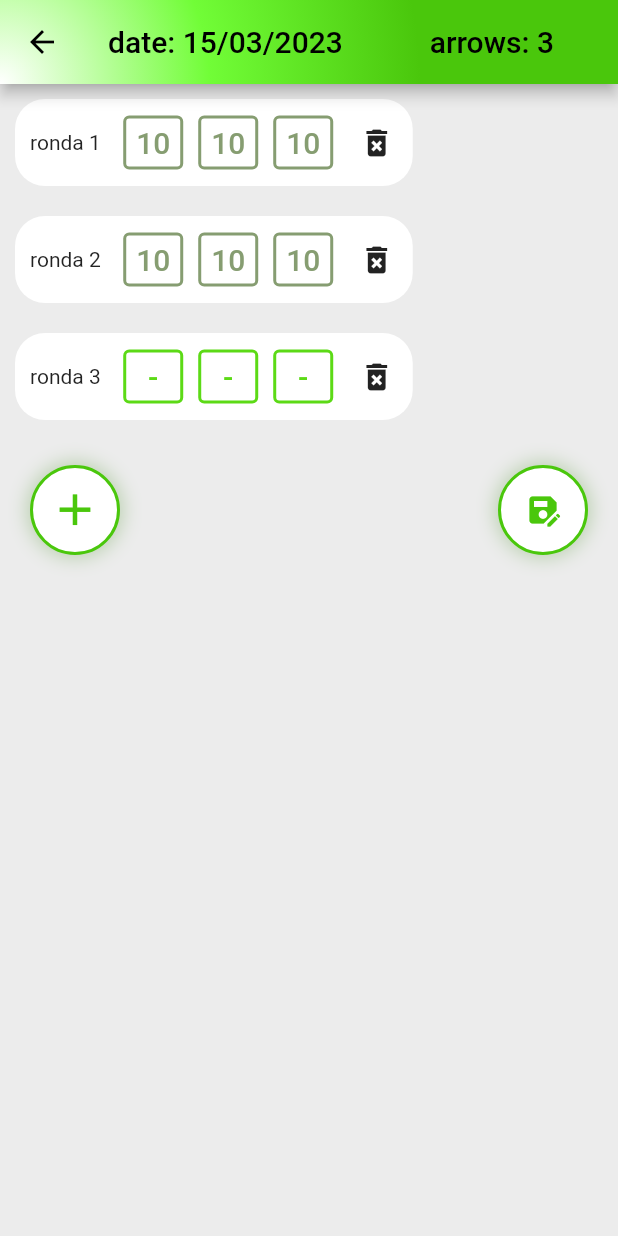
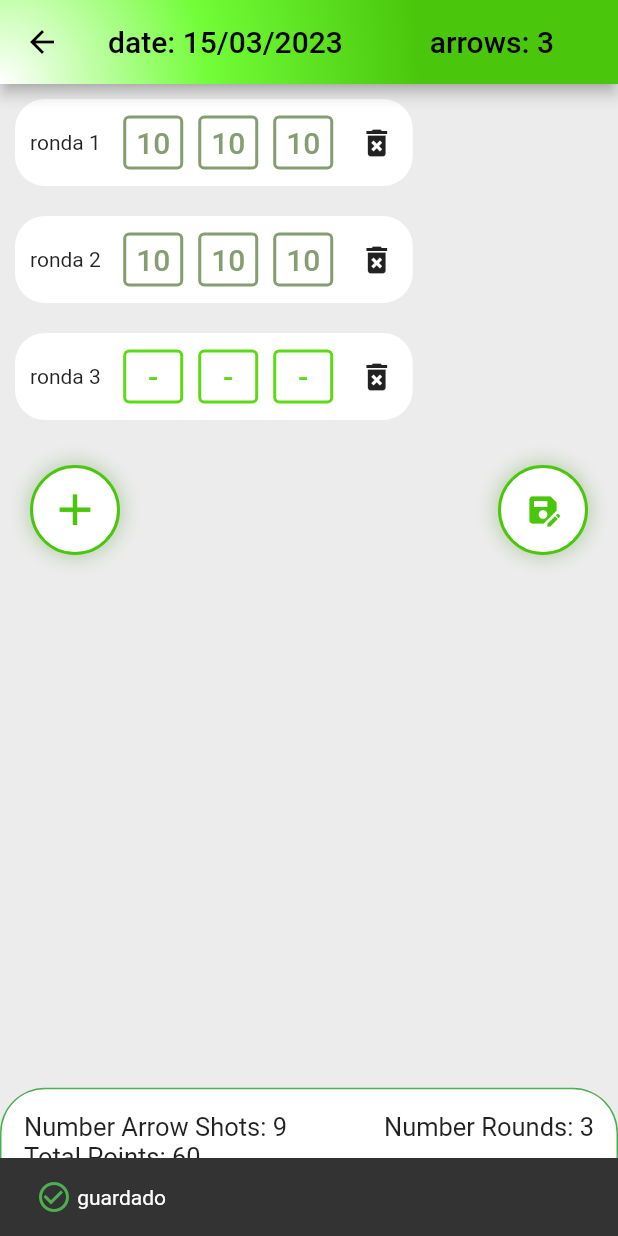
Before and after one commit to GabrielGNP/Archery-Statistics, a Flutter app: the ViewTrainingSesion screen opened directly with sample values from the repository, after a tap on the "add" icon, after a tap on the "save as" icon, on a phone screen of 412 x 824 dp. Run offline on Flutter 3.47's test engine with Material 2 defaults, Android fonts, the phone set to English and light mode, and no system bars; missing offline and left inert: dart:ffi.

Commit message:
End Aplication v.1.0

```diff
--- a/lib/DataSaves/LinkedFiles.dart
+++ b/lib/DataSaves/LinkedFiles.dart
@@ -203,7 +203,7 @@ Future<List<TrainingSesion>> readFilesInTrainingSesions() async {
     type = dataRead.replaceAll(dataRead.substring(dataRead.indexOf("¡")), "").replaceAll("type:", "");
     dataRead = dataRead.substring(dataRead.indexOf("¡")).substring(1);
 
-    rounds = int.parse(dataRead.replaceAll(dataRead.substring(dataRead.indexOf("¡")), "").replaceFirst("rounds:", ""));
+    //rounds = int.parse(dataRead.replaceAll(dataRead.substring(dataRead.indexOf("¡")), "").replaceFirst("rounds:", ""));
     dataRead = dataRead.substring(dataRead.indexOf("¡")).substring(1).replaceAll("round:", "");
     List<int> subList = <int>[];
 
--- /dev/null
+++ b/lib/MetaData.dart
@@ -0,0 +1,6 @@
+import 'package:flutter/cupertino.dart';
+
+
+
+_nothing(bool action){}
+ValueChanged<bool> reLoadStateDST = _nothing(false);
--- a/lib/main.dart
+++ b/lib/main.dart
@@ -23,11 +23,12 @@ class MyApp extends StatelessWidget {
   @override
   Widget build(BuildContext context) {
     return MaterialApp(
+      debugShowCheckedModeBanner: false,
       title: 'Flutter Demo',
       theme: ThemeData(
         primarySwatch: Colors.lightGreen,
       ),
-      home: const MyHomePage(title: 'Archery Statistics (Demo)'),
+      home: const MyHomePage(title: 'Archery Statistics'),
     );
   }
 }
--- a/lib/screens/viewTrainingSesion.dart
+++ b/lib/screens/viewTrainingSesion.dart
@@ -1,8 +1,10 @@
 import 'package:archery_statistics/DataSaves/LinkedFiles.dart';
 import 'package:archery_statistics/models/TrainingSesion.dart';
+import 'package:archery_statistics/widgets/dataSesionTraining.dart';
 import 'package:archery_statistics/widgets/scrollableWidget.dart';
 import 'package:flutter/material.dart';
 
+import '../MetaData.dart';
 import '../models/dataShotsRounds.dart';
 import '../models/widgetRound.dart';
 import '../widgets/buttonArrowHits.dart';
@@ -36,12 +38,28 @@ class _ViewTrainingSesion extends State<ViewTrainingSesion> {
 
   _ViewTrainingSesion({ required this.sesionTraining});
 
-  reloadData(){
+  reloadData() async {
     List<Widget> listRoundsAux = [];
+    showDialog(
+        context: context,
+        builder: (BuildContext context) {
+          return Center(child: CircularProgressIndicator());
+        });
+    reLoadStateDST(true);
       setState(() {
         listRounds = [];
       });
 
+
+    new Future.delayed(const Duration(milliseconds: 200), () {
+      reGenerate();
+    });
+
+  }
+
+  reGenerate(){
+
+    List<Widget> listRoundsAux = [];
     int count = 0;
     rounds.forEach((round){
       count++;
@@ -156,7 +174,7 @@ class _ViewTrainingSesion extends State<ViewTrainingSesion> {
     setState(() {
       listRounds = listRoundsAux;
     });
-
+    Navigator.pop(context);
   }
 
   loadDataInit(TrainingSesion trainingSesion) {
@@ -294,7 +312,24 @@ class _ViewTrainingSesion extends State<ViewTrainingSesion> {
     Navigator.pop(context);
   }
   saveDataValues() async {
+    try{
       await saveData("/data/user/0/com.GSmart.archery_statistics/app_flutter/infoSaves", sesionTraining);
+      reloadData();
+      _scaffoldKey.currentState?.showSnackBar(SnackBar(content: Row(
+        children: [
+          Icon(Icons.check_circle_outline, color: Colors.green,),
+          Text(" guardado"),
+        ],
+      )));
+    }catch(e){
+      print(" error en el guardado");
+      _scaffoldKey.currentState?.showSnackBar(SnackBar(content: Row(
+        children: [
+          Icon(Icons.error, color: Colors.red,),
+          Text("ERROR al guardado"),
+        ],
+      )));
+    }
   }
 
   double widthTotal = 0.0;
@@ -308,10 +343,14 @@ class _ViewTrainingSesion extends State<ViewTrainingSesion> {
   String iconButton = "-";
   int value = -1;
 
+  final _scaffoldKey = GlobalKey<ScaffoldState>();
+
   @override
   Widget build(BuildContext context) {
     // TODO: implement build
     return Scaffold(
+      key: _scaffoldKey,
+      backgroundColor: Color.fromARGB(255, 236, 236, 236),
       appBar: AppBar(
         leading: IconButton(
             icon: Icon(Icons.arrow_back),
@@ -346,15 +385,26 @@ class _ViewTrainingSesion extends State<ViewTrainingSesion> {
           ),
         ),
       ),
-      body: Container(
+      body: SingleChildScrollView(
+        scrollDirection: Axis.vertical,
+        child: Container(
           width: MediaQuery.of(context).size.width,
-        height: MediaQuery.of(context).size.height,
+          child: Column(
+            children: [
+              Container(
+                width: MediaQuery.of(context).size.width,
+                height: (MediaQuery.of(context).size.height- (MediaQuery.of(context).size.height/5)),
                 color: Color.fromARGB(255, 236, 236, 236),
                 child: SingleChildScrollView(
                   scrollDirection: Axis.vertical,
                   child: Column(
                     crossAxisAlignment: CrossAxisAlignment.start,
                     children: listRounds,
+                  ),
+                ),
+              ),
+              DataSesionTraining(widgetRounds: rounds, typeSesion: sesionTraining.type,),
+            ],
           ),
         ),
       ),
@@ -379,7 +429,7 @@ class _ViewTrainingSesion extends State<ViewTrainingSesion> {
         buttons.add(ButtonArrowHits(widgetRound: newWidgetRound, dataShotsRound: dataShot,));
       }
     });
-
+    reLoadStateDST(true);
     // agrega el botón para eliminar el row
     buttons.add(IconButton(
       icon: Icon(Icons.delete_forever), onPressed: () {
@@ -399,10 +449,13 @@ class _ViewTrainingSesion extends State<ViewTrainingSesion> {
 
         int pos = rounds.indexOf(newWidgetRound);
         print(newWidgetRound.valuesInRound);
+        print(pos);
         rounds.remove(newWidgetRound);
         print(sesionTraining.round);
 
         sesionTraining.round.removeAt(pos);
+        print(sesionTraining.round);
+        reLoadStateDST(true);
         reloadData();
       }
     },
@@ -433,8 +486,6 @@ class _ViewTrainingSesion extends State<ViewTrainingSesion> {
 
       });
 
-
-
       // agrega el botón para eliminar el row
       row.add(IconButton(
         icon: Icon(Icons.delete_forever), onPressed: () {
@@ -454,11 +505,14 @@ class _ViewTrainingSesion extends State<ViewTrainingSesion> {
 
           int pos = rounds.indexOf(round);
           print(round.valuesInRound);
+          print(pos);
           rounds.remove(round);
           print(sesionTraining.round);
 
           sesionTraining.round.removeAt(pos);
+          print(sesionTraining.round);
           reloadData();
+
         }
       },
       ));
--- a/lib/widgets/buttonArrowHits.dart
+++ b/lib/widgets/buttonArrowHits.dart
@@ -1,6 +1,7 @@
 import 'package:flutter/material.dart';
 import 'package:archery_statistics/models/dataShotsRounds.dart';
 
+import '../MetaData.dart';
 import '../models/TrainingSesion.dart';
 import '../models/widgetRound.dart';
 
@@ -49,6 +50,7 @@ class ButtonArrowHitsState extends State<ButtonArrowHits>{
 
   @override
   initState(){
+    bool disabled = widget.dataShotsRound.disabled;
     IconData iconButtonSut = Icons.circle_outlined;
     switch (value){
       case -1:
@@ -108,26 +110,12 @@ class ButtonArrowHitsState extends State<ButtonArrowHits>{
             if(disabled){
               disabled = false;
               colorSuport = Color(0xff5cda16);
-              dataShotsRounds.forEach((dataRound) {
-                dataRound.forEach((dataShot) {
-                  if(dataShot.key == widget.dataShotsRound.key){
-                    dataShot.disabled = false;
-                  }
-                });
-              });
+              widget.dataShotsRound.disabled = false;
 
             }else{
               disabled = true;
               colorSuport = Color(0xff869d71);
-              dataShotsRounds.forEach((dataRound) {
-                dataRound.forEach((dataShot) {
-                  if(dataShot.key == widget.dataShotsRound.key){
-                    print(dataRound.indexOf(dataShot));
-                    print(dataShotsRounds.indexOf(dataRound));
-                    dataShot.disabled = true;
-                  }
-                });
-              });
+              widget.dataShotsRound.disabled = true;
             }
             setState(() {
               colorText = colorSuport;
@@ -164,7 +152,7 @@ class ButtonArrowHitsState extends State<ButtonArrowHits>{
               print("value: ${value}");
               print("widget.dataShotsRound.value: ${widget.dataShotsRound.value}");
               print("widget.widgetRound.valuesInRound: ${widget.widgetRound.valuesInRound}");
-
+              reLoadStateDST(true);
               setState(() {
                 iconButton = iconButtonSut;
               });
--- a/lib/widgets/buttonArrowPoints.dart
+++ b/lib/widgets/buttonArrowPoints.dart
@@ -1,6 +1,8 @@
 import 'package:flutter/material.dart';
 import 'package:archery_statistics/models/dataShotsRounds.dart';
 import 'package:archery_statistics/models/widgetRound.dart';
+
+import '../MetaData.dart';
 
 
 class ButtonArrowPoints extends StatefulWidget{
@@ -29,6 +31,7 @@ class ButtonArrowPointsState extends State<ButtonArrowPoints>{
 
   @override
   void initState() {
+    bool disabled = widget.dataShotsRound.disabled;
     String textbuttonSup = "-";
     switch (value)
     {
@@ -180,7 +183,7 @@ class ButtonArrowPointsState extends State<ButtonArrowPoints>{
               print("value: ${value}");
               print("widget.dataShotsRound.value: ${widget.dataShotsRound.value}");
               print("widget.widgetRound.valuesInRound: ${widget.widgetRound.valuesInRound}");
-
+              reLoadStateDST(true);
               setState(() {
                 textbutton = iconButtonSut;
               });
--- /dev/null
+++ b/lib/widgets/dataSesionTraining.dart
@@ -0,0 +1,370 @@
+import 'package:flutter/material.dart';
+
+import '../MetaData.dart';
+import '../models/TrainingSesion.dart';
+import '../models/widgetRound.dart';
+
+class DataSesionTraining extends StatefulWidget {
+  List<WidgetRound> widgetRounds;
+  String typeSesion;
+
+  DataSesionTraining({required this.widgetRounds, required this.typeSesion});
+
+  @override
+  State<StatefulWidget> createState() {
+    // TODO: implement createState
+    return _DataSesionTrainingState();
+  }
+}
+
+class _DataSesionTrainingState extends State<DataSesionTraining> {
+  int numberShotsArrow = 0;
+  int numberRounds = 0;
+  int points = 0;
+  var values = [0, 0, 0, 0, 0, 0, 0, 0, 0, 0, 0, 0, 0];
+
+  _reLoadState(bool active) {
+    _calculateData();
+
+    if (active) {
+      setState(() {
+        print("cosas");
+      });
+    }
+  }
+
+  _calculateData() {
+    values = [0, 0, 0, 0, 0, 0, 0, 0, 0, 0, 0, 0, 0];
+    points = 0;
+    numberShotsArrow = 0;
+    numberRounds = widget.widgetRounds.length;
+    widget.widgetRounds.forEach((round) {
+      round.valuesInRound.forEach((value) {
+        if (value >= 0) {
+          points = points + value;
+        }
+        values[value + 1] = values[value + 1] + 1;
+      });
+      numberShotsArrow = numberShotsArrow + round.valuesInRound.length;
+    });
+  }
+
+  @override
+  void initState() {
+    // TODO: implement initState
+    super.initState();
+    reLoadStateDST = _reLoadState;
+    _calculateData();
+  }
+
+  @override
+  Widget build(BuildContext context) {
+    // TODO: implement build
+    return Container(
+        width: MediaQuery.of(context).size.width,
+        margin: EdgeInsets.only(top: 10),
+        padding: EdgeInsets.only(bottom: 20),
+        decoration: BoxDecoration(
+            color: Colors.white,
+            borderRadius: BorderRadius.vertical(top: Radius.circular(30)),
+            border: Border(
+              top: BorderSide(color: Colors.green, width: 1),
+              left: BorderSide(color: Colors.green, width: 1),
+              right: BorderSide(color: Colors.green, width: 1),
+              bottom: BorderSide(color: Colors.green, width: 1),
+            )),
+        child: _generateData());
+  }
+
+  Widget _generateData() {
+    if (widget.typeSesion == "Points") {
+      return Padding(
+        padding: const EdgeInsets.all(15.0),
+        child: Column(
+          crossAxisAlignment: CrossAxisAlignment.start,
+          children: [
+            Row(
+              children: [
+                Text(
+                  "Number Arrow Shots: $numberShotsArrow",
+                  style: TextStyle(fontSize: 17),
+                ),
+                Spacer(),
+                Text(
+                  "Number Rounds: $numberRounds",
+                  style: TextStyle(fontSize: 17),
+                ),
+              ],
+            ),
+            Text(
+              "Total Points: $points",
+              style: TextStyle(fontSize: 17),
+            ),
+            Padding(padding: EdgeInsets.all(15)),
+            Center(
+                child: Text(
+              "Statistics Shots",
+              style: TextStyle(fontSize: 20),
+            )),
+            Padding(
+              padding: EdgeInsets.all(5),
+              child: Text(
+                "No shotings: ${values[0]}",
+                style: TextStyle(fontSize: 15),
+              ),
+            ),
+            Center(
+                child: Text(
+              "0 Point: ${values[1]}",
+              style: TextStyle(fontSize: 15),
+            )),
+            Row(
+              children: [
+                Spacer(),
+                Container(
+                    padding: EdgeInsets.all(5),
+                    decoration: BoxDecoration(
+                        border: Border.all(color: Colors.black, width: 2)),
+                    child: Text(
+                      "1 Point: ${values[2]}",
+                      style: TextStyle(fontSize: 15),
+                    )),
+                Spacer(),
+                Container(
+                  padding: EdgeInsets.all(5),
+                  decoration: BoxDecoration(
+                      border: Border.all(color: Colors.black, width: 2)),
+                  child: Text(
+                    "2 Point: ${values[3]}",
+                    style: TextStyle(fontSize: 15),
+                  ),
+                ),
+                Spacer(),
+              ],
+            ),
+            Row(
+              children: [
+                Spacer(),
+                Container(
+                  padding: EdgeInsets.all(5),
+                  decoration: BoxDecoration(
+                    border: Border.all(color: Colors.black, width: 2),
+                    color: Colors.black,
+                  ),
+                  child: Text(
+                    "3 Point: ${values[4]}",
+                    style: TextStyle(color: Colors.white, fontSize: 15),
+                  ),
+                ),
+                Spacer(),
+                Container(
+                  padding: EdgeInsets.all(5),
+                  decoration: BoxDecoration(
+                    border: Border.all(color: Colors.black, width: 2),
+                    color: Colors.black,
+                  ),
+                  child: Text(
+                    "4 Point: ${values[5]}",
+                    style: TextStyle(color: Colors.white, fontSize: 15),
+                  ),
+                ),
+                Spacer(),
+              ],
+            ),
+            Row(
+              children: [
+                Spacer(),
+                Container(
+                  padding: EdgeInsets.all(5),
+                  decoration: BoxDecoration(
+                    border: Border.all(color: Colors.cyan, width: 2),
+                    color: Colors.cyan,
+                  ),
+                  child: Text(
+                    "5 Point: ${values[6]}",
+                    style: TextStyle(color: Colors.black, fontSize: 15),
+                  ),
+                ),
+                Spacer(),
+                Container(
+                  padding: EdgeInsets.all(5),
+                  decoration: BoxDecoration(
+                    border: Border.all(color: Colors.cyan, width: 2),
+                    color: Colors.cyan,
+                  ),
+                  child: Text(
+                    "6 Point: ${values[7]}",
+                    style: TextStyle(color: Colors.black, fontSize: 15),
+                  ),
+                ),
+                Spacer(),
+              ],
+            ),
+            Row(
+              children: [
+                Spacer(),
+                Container(
+                  padding: EdgeInsets.all(5),
+                  decoration: BoxDecoration(
+                    border: Border.all(color: Colors.redAccent, width: 2),
+                    color: Colors.redAccent,
+                  ),
+                  child: Text(
+                    "7 Point: ${values[8]}",
+                    style: TextStyle(color: Colors.black, fontSize: 15),
+                  ),
+                ),
+                Spacer(),
+                Container(
+                  padding: EdgeInsets.all(5),
+                  decoration: BoxDecoration(
+                    border: Border.all(color: Colors.redAccent, width: 2),
+                    color: Colors.redAccent,
+                  ),
+                  child: Text(
+                    "8 Point: ${values[9]}",
+                    style: TextStyle(color: Colors.black, fontSize: 15),
+                  ),
+                ),
+                Spacer(),
+              ],
+            ),
+            Row(
+              children: [
+                Spacer(),
+                Container(
+                  padding: EdgeInsets.all(5),
+                  decoration: BoxDecoration(
+                    border: Border.all(color: Colors.yellow, width: 2),
+                    color: Colors.yellow,
+                  ),
+                  child: Text(
+                    "9 Point: ${values[10]}",
+                    style: TextStyle(color: Colors.black, fontSize: 15),
+                  ),
+                ),
+                Spacer(),
+                Container(
+                  padding: EdgeInsets.all(5),
+                  decoration: BoxDecoration(
+                    border: Border.all(color: Colors.yellow, width: 2),
+                    color: Colors.yellow,
+                  ),
+                  child: Text(
+                    "10 Point: ${values[11]}",
+                    style: TextStyle(color: Colors.black, fontSize: 15),
+                  ),
+                ),
+                Spacer(),
+                Container(
+                  padding: EdgeInsets.all(5),
+                  decoration: BoxDecoration(
+                    border: Border.all(color: Colors.black, width: 2),
+                    color: Colors.yellow,
+                  ),
+                  child: Text(
+                    "X Point: ${values[12]}",
+                    style: TextStyle(color: Colors.black, fontSize: 15),
+                  ),
+                ),
+                Spacer(),
+              ],
+            ),
+          ],
+        ),
+      );
+    } else
+      return Padding(
+        padding: const EdgeInsets.all(15.0),
+        child: Column(
+          crossAxisAlignment: CrossAxisAlignment.start,
+          children: [
+            Row(
+              children: [
+                Text(
+                  "Number Arrow Shots: $numberShotsArrow",
+                  style: TextStyle(fontSize: 17),
+                ),
+                Spacer(),
+                Text(
+                  "Number Rounds: $numberRounds",
+                  style: TextStyle(fontSize: 17),
+                ),
+              ],
+            ),
+            Text(
+              "Total Points: $points",
+              style: TextStyle(fontSize: 17),
+            ),
+            Padding(padding: EdgeInsets.all(15)),
+            Center(
+                child: Text(
+              "Statistics Shots",
+              style: TextStyle(fontSize: 20),
+            )),
+            Container(
+              width: MediaQuery.of(context).size.width,
+              child: Column(
+                crossAxisAlignment: CrossAxisAlignment.center,
+                children: [
+                  Padding(
+                    padding: EdgeInsets.all(5),
+                    child: Row(
+                      mainAxisAlignment: MainAxisAlignment.center,
+                      children: [
+                        Icon(Icons.circle_outlined, size: 30,),
+                        Text(
+                          "No shotings: ${values[0]}",
+                          style: TextStyle(fontSize: 15),
+                        ),
+                      ],
+                    ),
+                  ),
+                  Row(
+                    mainAxisAlignment: MainAxisAlignment.center,
+                    children: [
+                      Icon(Icons.cancel_outlined, size: 30,),
+                      Text(
+                        "Point: ${values[1]}",
+                        style: TextStyle(fontSize: 15),
+                      )
+                    ],
+                  ),
+                  Row(
+                    mainAxisAlignment: MainAxisAlignment.center,
+                    children: [
+                      Icon(Icons.do_disturb_on_outlined, size: 30,),
+                      Text(
+                        "Point: ${values[2]}",
+                        style: TextStyle(fontSize: 15),
+                      )
+                    ],
+                  ),
+                  Row(
+                    mainAxisAlignment: MainAxisAlignment.center,
+                    children: [
+                      Icon(Icons.add_circle_outline, size: 30,),
+                      Text(
+                        "Point: ${values[3]}",
+                        style: TextStyle(fontSize: 15),
+                      )
+                    ],
+                  ),
+                  Row(
+                    mainAxisAlignment: MainAxisAlignment.center,
+                    children: [
+                      Icon(Icons.check_circle_outline, size: 30,),
+                      Text(
+                        "Point: ${values[4]}",
+                        style: TextStyle(fontSize: 15),
+                      )
+                    ],
+                  ),
+                ],
+              ),
+            ),
+          ],
+        ),
+      );
+  }
+}
```
Also changed, not shown: 6 other files. Lines whose indentation alone changed are shown as unchanged.
